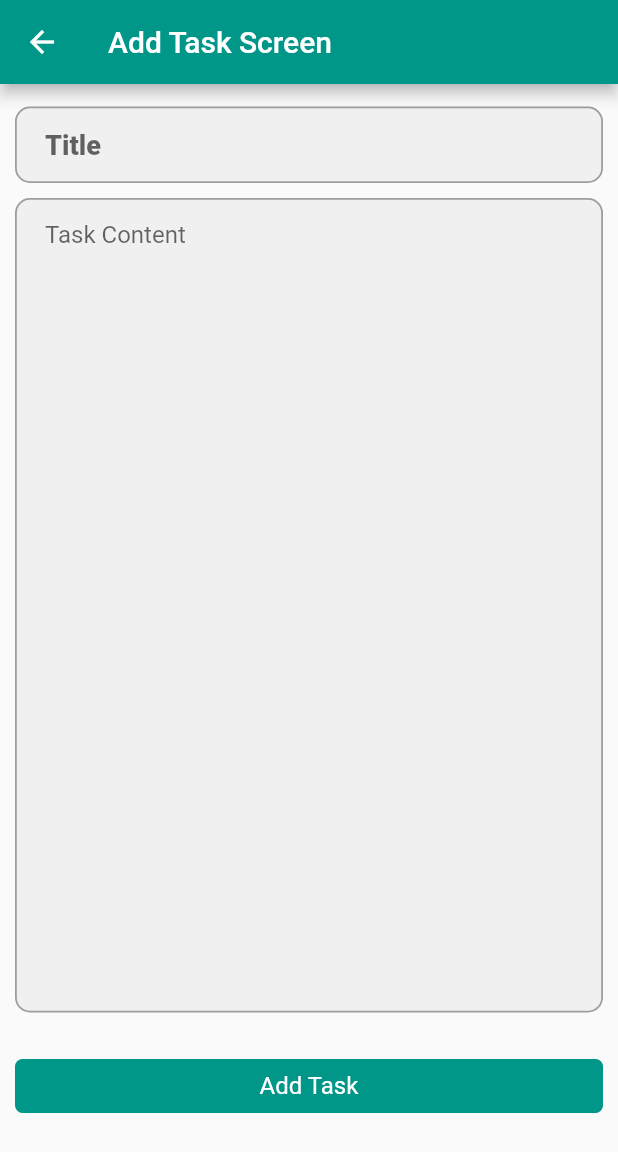
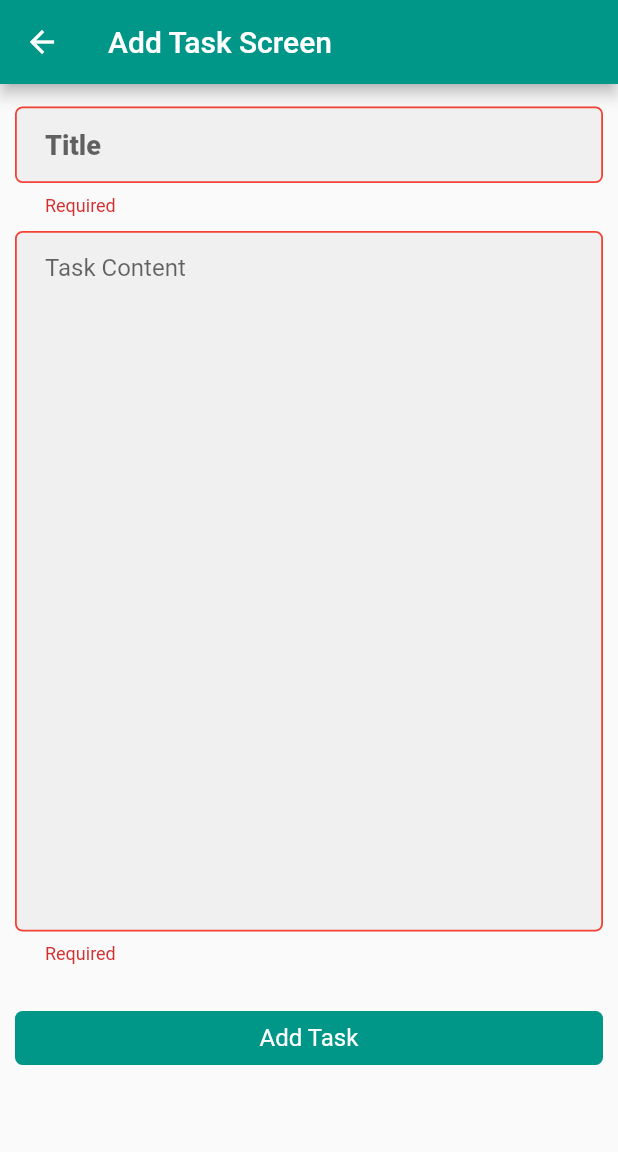
Before and after one commit to Ahmed-Ezzeldin/Firestore-Todo, a Flutter app: the AddTaskScreen screen opened directly, after a tap on "Add Task", on a phone screen of 412 x 824 dp. Shown: the top 1152 px of the screen. Run offline on Flutter 3.47's test engine with Material 2 defaults, Android fonts, the phone set to English and light mode, and no system bars; our stand-ins replace cloud_firestore, firebase_auth, firebase_core, get_it, shared_preferences; accounts and stored records are empty.

Commit message:
add tasks to firestore

```diff
--- a/lib/view/screens/add_task_screen.dart
+++ b/lib/view/screens/add_task_screen.dart
@@ -1,7 +1,12 @@
+// ignore_for_file: use_build_context_synchronously
+
+import 'package:cloud_firestore/cloud_firestore.dart';
 import 'package:firebase_mvvm/model/services/app_helper.dart';
 import 'package:firebase_mvvm/model/services/base/base_model.dart';
 import 'package:firebase_mvvm/model/services/base/base_widget.dart';
+import 'package:firebase_mvvm/model/services/provider_setup.dart';
 import 'package:firebase_mvvm/view/widgets/components/main_button.dart';
+import 'package:firebase_mvvm/view/widgets/components/main_progress.dart';
 import 'package:firebase_mvvm/view/widgets/components/main_textfield.dart';
 import 'package:flutter/material.dart';
 
@@ -20,32 +25,41 @@ class AddTaskScreen extends StatelessWidget {
             child: Container(
               width: double.infinity,
               padding: const EdgeInsets.all(10),
+              child: Form(
+                key: model.formKey,
+                autovalidateMode: model.autovalidateMode,
                 child: Column(
                   mainAxisAlignment: MainAxisAlignment.start,
                   children: [
                     MainTextField(
                       controller: model.titleController,
+                      validator: Validator.required,
+                      borderRadius: 5,
                       hint: "Title",
                       isFilled: true,
                       textStyle: const TextStyle(fontSize: 18, fontWeight: FontWeight.w800),
                     ),
                     MainTextField(
                       controller: model.contentController,
+                      validator: Validator.required,
+                      borderRadius: 5,
                       hint: "Task Content",
                       isFilled: true,
+                      keyboardType: TextInputType.multiline,
                       textStyle: const TextStyle(fontSize: 16, fontWeight: FontWeight.w400),
-                    maxLines: mediaSize.height ~/ 30,
+                      maxLines: mediaSize.height ~/ 35,
                     ),
                     const SizedBox(height: 20),
-                  MainButton(
+                    model.busy
+                        ? const MainProgress()
+                        : MainButton(
                             width: double.infinity,
                             radius: 5,
                             title: "Add Task",
-                    onPressed: () {
-                      AppHelper.unfocusFun(context);
-                    },
+                            onPressed: model.createTask,
                           ),
                   ],
+                ),
               ),
             ),
           ),
@@ -58,6 +72,35 @@ class AddTaskScreen extends StatelessWidget {
 class AddTaskScreenModel extends BaseModel {
   final BuildContext context;
   AddTaskScreenModel({required this.context});
+
+  final formKey = GlobalKey<FormState>();
+  var autovalidateMode = AutovalidateMode.disabled;
   final titleController = TextEditingController();
   final contentController = TextEditingController();
+
+  FirebaseFirestore firestore = FirebaseFirestore.instance;
+
+  Future<void> createTask() async {
+    if (formKey.currentState!.validate()) {
+      setBusy();
+      AppHelper.unfocusFun(context);
+      String id = DateTime.now().toString();
+      try {
+        setBusy();
+        await firestore.collection(auth.user?.uid ?? "Not_User").doc(id).set({
+          "id": id,
+          "title": titleController.text,
+          "content": contentController.text,
+        });
+        autovalidateMode = AutovalidateMode.disabled;
+      } catch (error) {
+        AppHelper.printt(error);
       }
+      Navigator.of(context).pop(true);
+    } else {
+      autovalidateMode = AutovalidateMode.always;
+      setState();
+    }
+    setIdle();
+  }
+}
--- a/lib/view/screens/signup_screen.dart
+++ b/lib/view/screens/signup_screen.dart
@@ -131,6 +131,7 @@ class SignupScreenModel extends BaseModel {
         email: emailController.text,
         password: passwordController.text,
       );
+      AppHelper.printColor(credential);
       await auth.signUp(
         UserModel(
           uid: credential.user?.uid,
--- a/lib/view/widgets/task_item.dart
+++ b/lib/view/widgets/task_item.dart
@@ -3,19 +3,19 @@ import 'package:flutter/material.dart';
 class TaskItem extends StatelessWidget {
   const TaskItem({
     required this.title,
-    required this.subtitle,
+    required this.content,
     Key? key,
   }) : super(key: key);
 
   final String title;
-  final String subtitle;
+  final String content;
 
   @override
   Widget build(BuildContext context) {
     return ListTile(
       leading: const Icon(Icons.task_alt),
       title: Text(title),
-      subtitle: Text(subtitle),
+      subtitle: Text(content),
     );
   }
 }
--- a/pubspec.yaml
+++ b/pubspec.yaml
@@ -41,6 +41,7 @@ dependencies:
 
   firebase_core: ^2.1.0
   firebase_auth: ^4.0.2
+  cloud_firestore: ^4.0.2
 
 
 dev_dependencies:
```
Also changed, not shown: lib/model/models/task_model.dart (added, +33 -0 lines), lib/view/screens/home_screen.dart (+41 -12 lines), pubspec.lock, 2 other files. Lines whose indentation alone changed are shown as unchanged.
